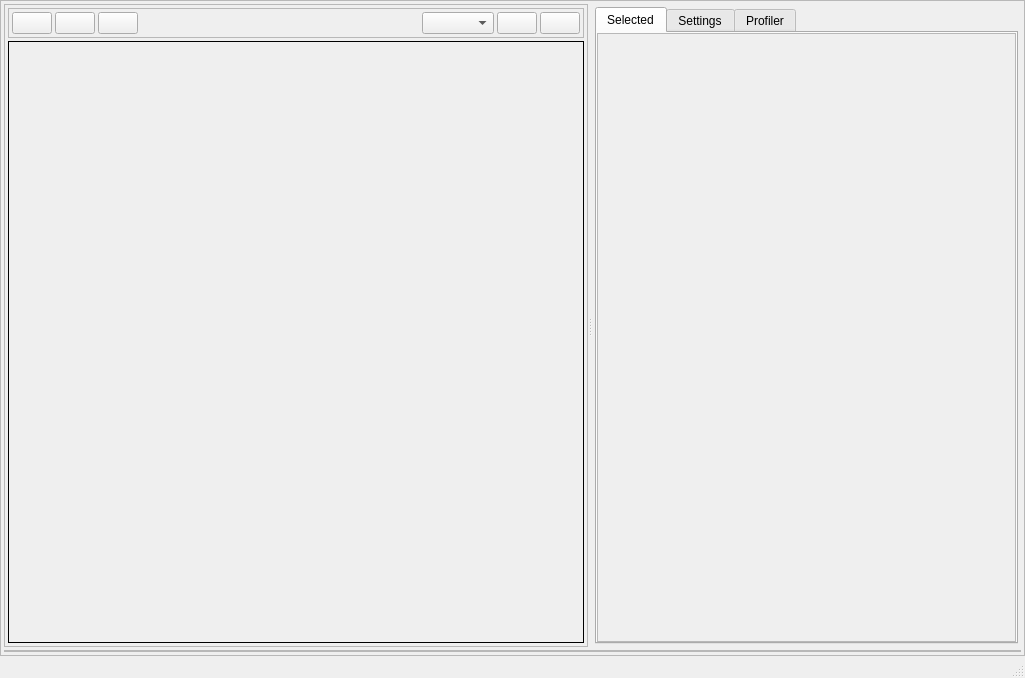
This is nectar_render/gui/resource/mainwidget.ui in ZacharyBork/NectarRender as Qt 5 draws it before an edit. The edited form follows.
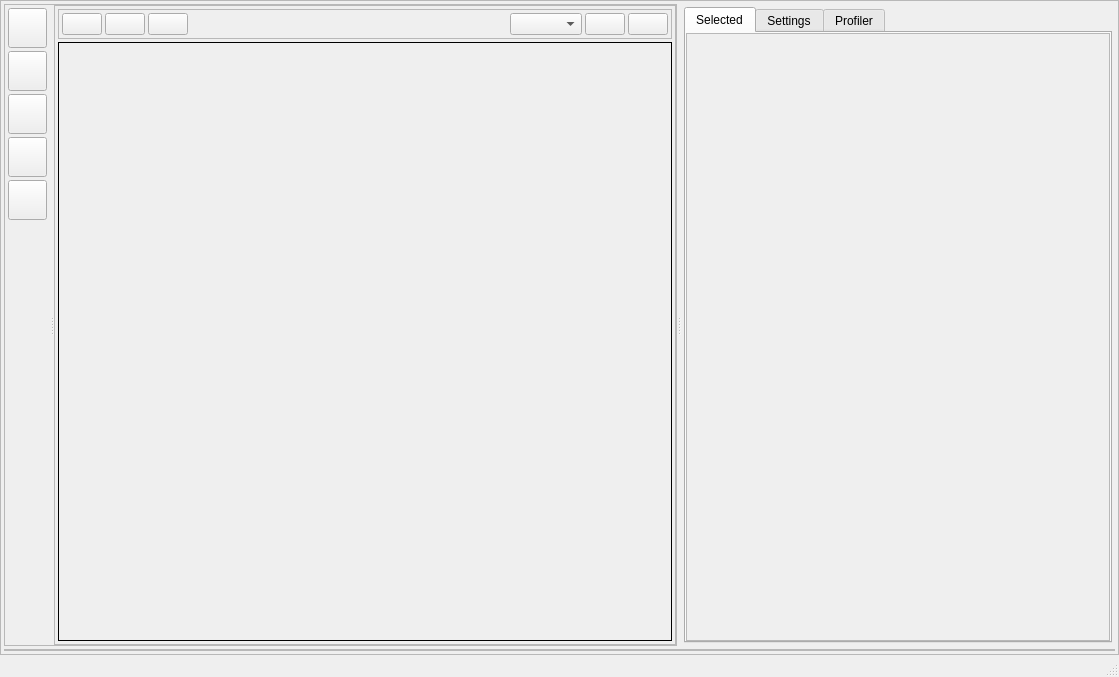
This is the edited form. The open tabs and pages were chosen to show the change.

Diff of the .ui file:
```diff
--- a/nectar_render/gui/resource/mainwidget.ui
+++ b/nectar_render/gui/resource/mainwidget.ui
@@ -6,8 +6,8 @@
    <rect>
     <x>0</x>
     <y>0</y>
-    <width>1025</width>
-    <height>678</height>
+    <width>1119</width>
+    <height>677</height>
    </rect>
   </property>
   <property name="windowTitle">
@@ -65,6 +65,185 @@
           </property>
           <layout class="QVBoxLayout" name="verticalLayout_2">
            <property name="spacing">
+            <number>0</number>
+           </property>
+           <property name="leftMargin">
+            <number>0</number>
+           </property>
+           <property name="topMargin">
+            <number>0</number>
+           </property>
+           <property name="rightMargin">
+            <number>0</number>
+           </property>
+           <property name="bottomMargin">
+            <number>0</number>
+           </property>
+           <item>
+            <widget class="QSplitter" name="splitter_2">
+             <property name="sizePolicy">
+              <sizepolicy hsizetype="Expanding" vsizetype="Preferred">
+               <horstretch>0</horstretch>
+               <verstretch>0</verstretch>
+              </sizepolicy>
+             </property>
+             <property name="orientation">
+              <enum>Qt::Horizontal</enum>
+             </property>
+             <widget class="QFrame" name="frame_4">
+              <property name="sizePolicy">
+               <sizepolicy hsizetype="Maximum" vsizetype="Preferred">
+                <horstretch>0</horstretch>
+                <verstretch>0</verstretch>
+               </sizepolicy>
+              </property>
+              <property name="maximumSize">
+               <size>
+                <width>45</width>
+                <height>16777215</height>
+               </size>
+              </property>
+              <layout class="QGridLayout" name="gridLayout">
+               <property name="leftMargin">
+                <number>3</number>
+               </property>
+               <property name="topMargin">
+                <number>3</number>
+               </property>
+               <property name="rightMargin">
+                <number>3</number>
+               </property>
+               <property name="bottomMargin">
+                <number>3</number>
+               </property>
+               <property name="spacing">
+                <number>3</number>
+               </property>
+               <item row="2" column="0">
+                <widget class="QPushButton" name="pushButton_3">
+                 <property name="sizePolicy">
+                  <sizepolicy hsizetype="MinimumExpanding" vsizetype="MinimumExpanding">
+                   <horstretch>0</horstretch>
+                   <verstretch>0</verstretch>
+                  </sizepolicy>
+                 </property>
+                 <property name="maximumSize">
+                  <size>
+                   <width>40</width>
+                   <height>40</height>
+                  </size>
+                 </property>
+                 <property name="text">
+                  <string/>
+                 </property>
+                </widget>
+               </item>
+               <item row="1" column="0">
+                <widget class="QPushButton" name="pushButton_2">
+                 <property name="sizePolicy">
+                  <sizepolicy hsizetype="MinimumExpanding" vsizetype="MinimumExpanding">
+                   <horstretch>0</horstretch>
+                   <verstretch>0</verstretch>
+                  </sizepolicy>
+                 </property>
+                 <property name="maximumSize">
+                  <size>
+                   <width>40</width>
+                   <height>40</height>
+                  </size>
+                 </property>
+                 <property name="text">
+                  <string/>
+                 </property>
+                </widget>
+               </item>
+               <item row="0" column="0">
+                <widget class="QPushButton" name="pushButton">
+                 <property name="sizePolicy">
+                  <sizepolicy hsizetype="MinimumExpanding" vsizetype="MinimumExpanding">
+                   <horstretch>0</horstretch>
+                   <verstretch>0</verstretch>
+                  </sizepolicy>
+                 </property>
+                 <property name="maximumSize">
+                  <size>
+                   <width>40</width>
+                   <height>40</height>
+                  </size>
+                 </property>
+                 <property name="text">
+                  <string/>
+                 </property>
+                </widget>
+               </item>
+               <item row="5" column="0">
+                <spacer name="verticalSpacer_4">
+                 <property name="orientation">
+                  <enum>Qt::Vertical</enum>
+                 </property>
+                 <property name="sizeHint" stdset="0">
+                  <size>
+                   <width>20</width>
+                   <height>40</height>
+                  </size>
+                 </property>
+                </spacer>
+               </item>
+               <item row="3" column="0">
+                <widget class="QPushButton" name="pushButton_4">
+                 <property name="sizePolicy">
+                  <sizepolicy hsizetype="MinimumExpanding" vsizetype="MinimumExpanding">
+                   <horstretch>0</horstretch>
+                   <verstretch>0</verstretch>
+                  </sizepolicy>
+                 </property>
+                 <property name="maximumSize">
+                  <size>
+                   <width>40</width>
+                   <height>40</height>
+                  </size>
+                 </property>
+                 <property name="text">
+                  <string/>
+                 </property>
+                </widget>
+               </item>
+               <item row="4" column="0">
+                <widget class="QPushButton" name="pushButton_5">
+                 <property name="sizePolicy">
+                  <sizepolicy hsizetype="MinimumExpanding" vsizetype="MinimumExpanding">
+                   <horstretch>0</horstretch>
+                   <verstretch>0</verstretch>
+                  </sizepolicy>
+                 </property>
+                 <property name="maximumSize">
+                  <size>
+                   <width>40</width>
+                   <height>40</height>
+                  </size>
+                 </property>
+                 <property name="text">
+                  <string/>
+                 </property>
+                </widget>
+               </item>
+              </layout>
+             </widget>
+             <widget class="QFrame" name="frame_6">
+              <property name="sizePolicy">
+               <sizepolicy hsizetype="Expanding" vsizetype="Preferred">
+                <horstretch>0</horstretch>
+                <verstretch>0</verstretch>
+               </sizepolicy>
+              </property>
+              <property name="frameShape">
+               <enum>QFrame::StyledPanel</enum>
+              </property>
+              <property name="frameShadow">
+               <enum>QFrame::Raised</enum>
+              </property>
+              <layout class="QVBoxLayout" name="verticalLayout_15">
+               <property name="spacing">
             <number>3</number>
            </property>
            <property name="leftMargin">
@@ -207,6 +386,10 @@
            </item>
           </layout>
          </widget>
+            </widget>
+           </item>
+          </layout>
+         </widget>
          <widget class="QFrame" name="frame_3">
           <property name="sizePolicy">
            <sizepolicy hsizetype="Preferred" vsizetype="Preferred">
@@ -286,8 +469,8 @@
                    <rect>
                     <x>0</x>
                     <y>0</y>
-                    <width>417</width>
-                    <height>603</height>
+                    <width>425</width>
+                    <height>580</height>
                    </rect>
                   </property>
                   <layout class="QVBoxLayout" name="verticalLayout_12">
```
Left out of the diff: 26 changed lines with no effect on the pictures. Lines whose indentation alone changed are shown as unchanged.
